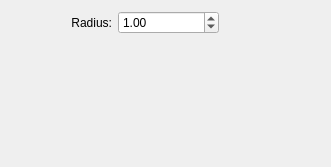
Old version of the form plugins/filters/gaussianhighpass/wdggaussianhighpass.ui in the repository KDE/krita.
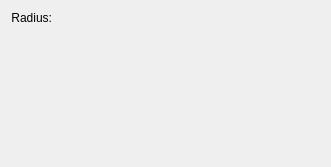
New version of the form. Custom widgets are drawn as their Qt base class.

Commit message: Sliders added in Filter plugins to replace QSlider

```diff
--- a/plugins/filters/gaussianhighpass/wdggaussianhighpass.ui
+++ b/plugins/filters/gaussianhighpass/wdggaussianhighpass.ui
@@ -14,8 +14,14 @@
     <height>167</height>
    </rect>
   </property>
-  <layout class="QGridLayout" name="gridLayout">
-   <item column="0" row="0">
+  <property name="sizePolicy">
+   <sizepolicy hsizetype="Expanding" vsizetype="Preferred">
+    <horstretch>0</horstretch>
+    <verstretch>0</verstretch>
+   </sizepolicy>
+  </property>
+  <layout class="QFormLayout" name="formLayout">
+   <item row="0" column="0">
     <widget class="QLabel" name="textLabel1">
      <property name="sizePolicy">
       <sizepolicy hsizetype="MinimumExpanding" vsizetype="Preferred">
@@ -34,36 +40,7 @@
      </property>
     </widget>
    </item>
-   <item column="2" row="0" rowspan="2">
-    <spacer name="horizontalSpacer">
-     <property name="orientation">
-      <enum>Qt::Horizontal</enum>
-     </property>
-     <property name="sizeHint" stdset="0">
-      <size>
-       <width>40</width>
-       <height>20</height>
-      </size>
-     </property>
-    </spacer>
-   </item>
-   <item column="1" row="0">
-    <widget class="KisDoubleParseSpinBox" name="doubleblurAmount">
-     <property name="sizePolicy">
-      <sizepolicy hsizetype="Expanding" vsizetype="Fixed">
-       <horstretch>0</horstretch>
-       <verstretch>0</verstretch>
-      </sizepolicy>
-     </property>
-     <property name="maximum">
-      <double>250.000000000000000</double>
-     </property>
-     <property name="value">
-      <double>1.000000000000000</double>
-     </property>
-    </widget>
-   </item>
-   <item colspan="2" column="0" row="2">
+   <item row="1" column="0">
     <spacer>
      <property name="orientation">
       <enum>Qt::Vertical</enum>
@@ -79,13 +56,24 @@
      </property>
     </spacer>
    </item>
+   <item row="0" column="1">
+    <widget class="KisDoubleSliderSpinBox" name="doubleblurAmount" native="true">
+     <property name="sizePolicy">
+      <sizepolicy hsizetype="Expanding" vsizetype="Preferred">
+       <horstretch>0</horstretch>
+       <verstretch>0</verstretch>
+      </sizepolicy>
+     </property>
+    </widget>
+   </item>
   </layout>
  </widget>
  <customwidgets>
   <customwidget>
-   <class>KisDoubleParseSpinBox</class>
-   <extends>QDoubleSpinBox</extends>
-   <header>kis_double_parse_spin_box.h</header>
+   <class>KisDoubleSliderSpinBox</class>
+   <extends>QWidget</extends>
+   <header>kis_slider_spin_box.h</header>
+   <container>1</container>
   </customwidget>
  </customwidgets>
  <resources/>
```
Left out of the diff: 2 changed lines with no effect on the pictures. The commit also changes 16 other files.
